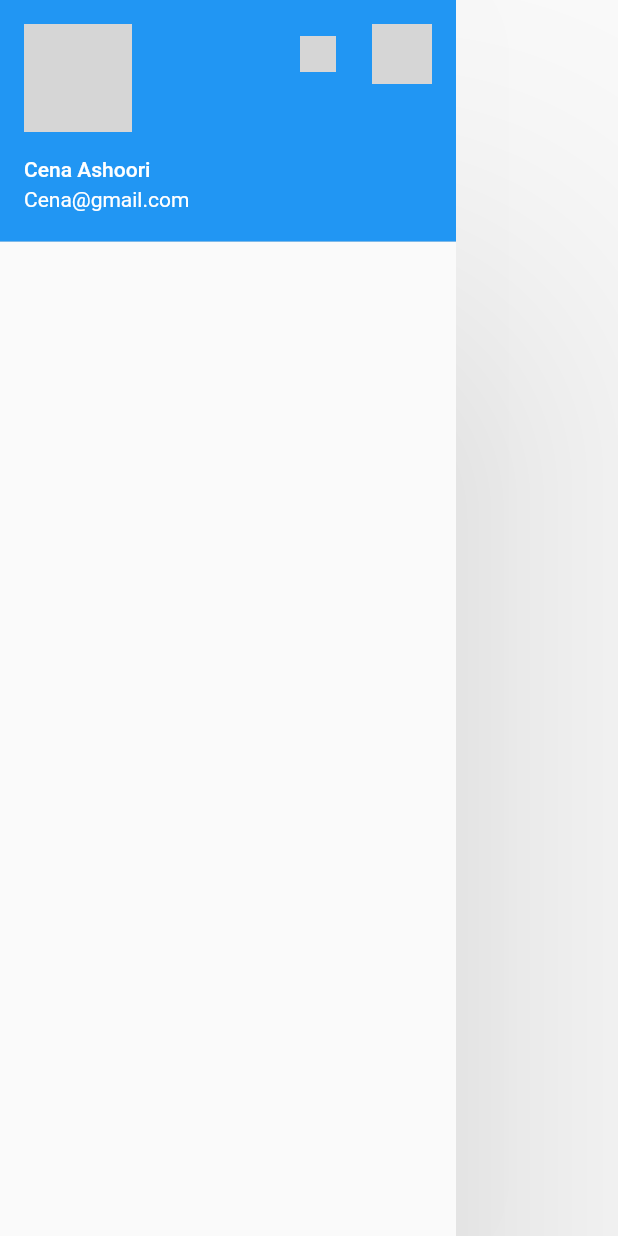
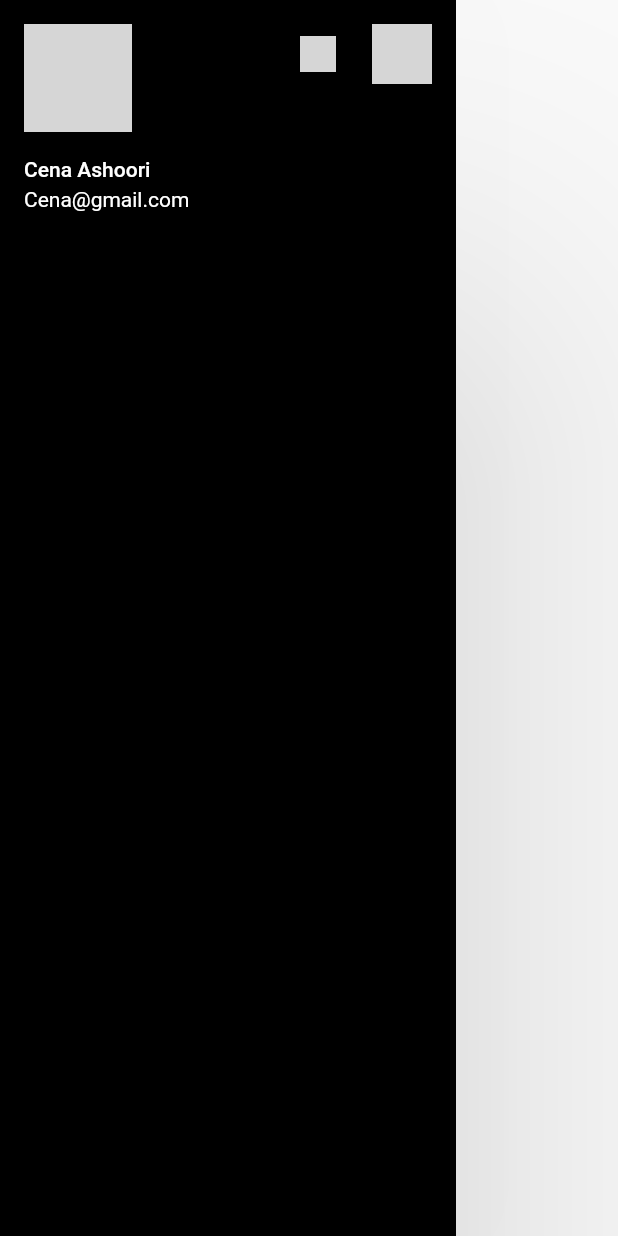
Before and after one commit to CenaAshoori/Flutter-Applications, a Flutter app: the MyDrawer widget shown alone on an empty page, opened directly, on a phone screen of 412 x 824 dp. Run offline on Flutter 3.47's test engine with Material 2 defaults, Android fonts, the phone set to English and light mode, and no system bars; network calls fail; grey boxes are pictures that could not be loaded.

Commit message:
oh i'm fucked up  and can organize my f code +++ Black Style yauummme Yeahhh h

```diff
--- a/lib/MyCardWidget.dart
+++ b/lib/MyCardWidget.dart
@@ -9,7 +9,7 @@ class MyCardWidget extends StatelessWidget {
 
   final String _trackName;
   final TextEditingController _controller;
-
+  var textStyle = TextStyle(fontSize: 24 , fontFamily: "Arial");
   @override
   Widget build(BuildContext context) {
     return SingleChildScrollView(
@@ -25,7 +25,7 @@ class MyCardWidget extends StatelessWidget {
             SizedBox(
               height: 20,
             ),
-            Text(_trackName),
+            Text(_trackName , style: textStyle,),
             SizedBox(
               height: 20,
             ),
--- a/lib/pages/HomePage.dart
+++ b/lib/pages/HomePage.dart
@@ -19,7 +19,7 @@ class _HomePageState extends State<HomePage> {
       home: Scaffold(
         backgroundColor: Colors.grey,
         appBar: AppBar(
-          backgroundColor: Colors.red,
+          backgroundColor: Colors.black87,
           title: const Text('Flutter layout demo'),
         ),
         drawer: MyDrawer(),
@@ -32,6 +32,7 @@ class _HomePageState extends State<HomePage> {
         floatingActionButton: FloatingActionButton(
           onPressed: () {
             name_track = textFieldControler.text;
+            textFieldControler.text = "";
             setState(() {
               print(name_track);
             });
--- a/lib/pages/MyDrawer.dart
+++ b/lib/pages/MyDrawer.dart
@@ -9,11 +9,16 @@ class _MyDrawerState extends State<MyDrawer> {
   @override
   Widget build(BuildContext context) {
     return Drawer(
+
       elevation: 123,
       semanticLabel: "123",
+      child: Container(
+        color: Colors.black,
         child: ListView(
+
           children: <Widget>[
             UserAccountsDrawerHeader(
+              decoration: BoxDecoration(color: Colors.black87),
               otherAccountsPictures: <Widget>[
                 Container(
                   child: IconButton(
@@ -39,6 +44,7 @@ class _MyDrawerState extends State<MyDrawer> {
             )
           ],
         ),
+      ),
     );
   }
 }
```
Lines whose indentation alone changed are shown as unchanged.
